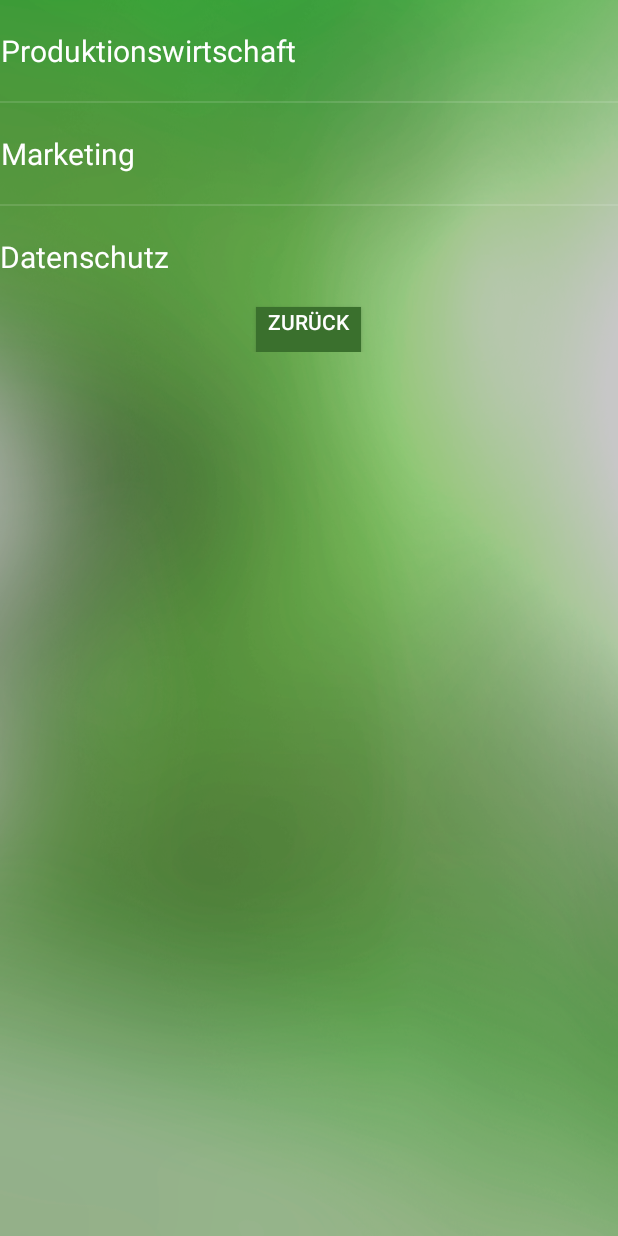
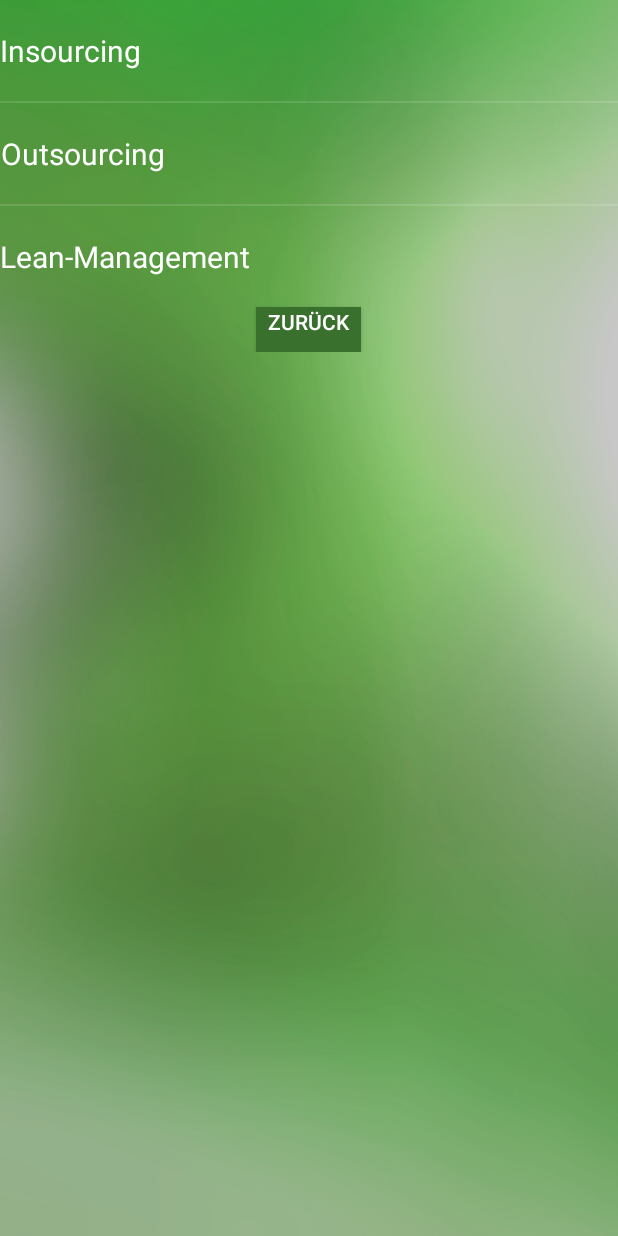
Before and after one commit to frickD/winki, an Android app: the screen it shows after launch (Main_Activity), after a tap on "Produktionswirtschaft", on a phone screen of 412 x 824 dp. Run offline under Robolectric (Android 15) with nearby library versions, the phone set to English and light mode, and no system bars; 2 other taps on this screen came first.

Commit message:
Now its possible to get the right Topics of a Subject

```diff
--- a/app/src/main/java/hochschule/winki/SemesterList.java
+++ b/app/src/main/java/hochschule/winki/List.java
@@ -15,7 +15,7 @@ import android.widget.Toast;
  * Created by danielf on 19.11.2016.
  */
 
-public class SemesterList extends ArrayAdapter<String> implements AdapterView.OnItemClickListener {
+public class List extends ArrayAdapter<String> implements AdapterView.OnItemClickListener {
 
     private final Activity context;
     private final String[] subjects;
@@ -23,7 +23,7 @@ public class SemesterList extends ArrayAdapter<String> implements AdapterView.On
     private AdapterView av;
 
 
-    public SemesterList(Activity context, String[] subjects) {
+    public List(Activity context, String[] subjects) {
         super(context, R.layout.list_row, subjects);
         this.context = context;
         this.subjects = subjects;
@@ -39,17 +39,6 @@ public class SemesterList extends ArrayAdapter<String> implements AdapterView.On
         return rowView;
     }
 
-
-    private String[] findSubject(String item) {
-        if (item == "Wirtschaftsinformatik 1")
-            return Subjects.wirtschaftsinformatik1;
-        else if (item == "Wirtschaftsinformatik 2")
-            return Subjects.wirtschaftsinformatik2;
-        else if (item == "Wirtschafsmathematik 1")
-            return Subjects.wirtschaftsmathematik1;
-        else return Subjects.wirtschaftsmathematik2;
-    }
-
     @Override
     public void onItemClick(AdapterView<?> parent, View view, int position, long id) {
 
--- a/app/src/main/java/hochschule/winki/Main_Activity.java
+++ b/app/src/main/java/hochschule/winki/Main_Activity.java
@@ -1,6 +1,5 @@
 package hochschule.winki;
 
-import android.net.Uri;
 import android.os.Bundle;
 import android.support.design.widget.FloatingActionButton;
 import android.support.design.widget.Snackbar;
@@ -10,13 +9,9 @@ import android.view.View;
 import android.view.Menu;
 import android.view.MenuItem;
 import android.widget.AdapterView;
-import android.widget.ArrayAdapter;
-import android.widget.ListAdapter;
 import android.widget.ListView;
-import android.widget.SimpleAdapter;
 import android.widget.Toast;
 
-import java.util.ArrayList;
 import java.util.HashMap;
 
 public class Main_Activity extends AppCompatActivity {
@@ -81,7 +76,7 @@ public class Main_Activity extends AppCompatActivity {
     }
 
     public void onFifthSemester (View view) {
-        openList(Subjects.fifthSemester);
+        //openList(Subjects.fifthSemester);
     }
 
     public void onSixthSemester (View view) {
@@ -89,7 +84,7 @@ public class Main_Activity extends AppCompatActivity {
     }
 
     public void onSeventhSemester (View view) {
-        openList(Subjects.seventhSemester);
+        //openList(Subjects.seventhSemester);
     }
 
     public void onWirtschaftSemester (View view) {
@@ -101,17 +96,27 @@ public class Main_Activity extends AppCompatActivity {
     }
 
     private void openList(final String[] givenSubject) {
-        setContentView(R.layout.semester);
-        SemesterList adapter = new SemesterList(Main_Activity.this, givenSubject);
-        lv = (ListView) findViewById(R.id.listview);
+        List adapter = setListView(givenSubject);
         lv.setOnItemClickListener(new AdapterView.OnItemClickListener() {
             @Override
             public void onItemClick(AdapterView<?> parent, View view, int position, long id) {
-                String[] test = objectMap.get("Wirtschaftsinformatik 1");
-                Toast.makeText(getApplicationContext(), objectMap.get(givenSubject[position]).toString(), Toast.LENGTH_SHORT).show();
+                Toast.makeText(getApplicationContext(), givenSubject[position], Toast.LENGTH_SHORT).show();
+                openSubject(objectMap.get(givenSubject[position]));
             }
         });
         lv.setAdapter(adapter);
+    }
+
+    private void openSubject(final String[] givenSubject) {
+        List adapter = setListView(givenSubject);
+        lv.setAdapter(adapter);
+    }
+
+    private List setListView(final String[] givenSubject) {
+        setContentView(R.layout.list);
+        List adapter = new List(Main_Activity.this, givenSubject);
+        lv = (ListView) findViewById(R.id.listview);
+        return adapter;
     }
 
     public void onBack(View view) {
--- a/app/src/main/java/hochschule/winki/SubjectList.java
+++ /dev/null
@@ -1,38 +0,0 @@
-package hochschule.winki;
-
-import android.app.Activity;
-import android.content.ClipData;
-import android.view.LayoutInflater;
-import android.view.View;
-import android.view.ViewGroup;
-import android.widget.ArrayAdapter;
-import android.widget.ListView;
-import android.widget.TextView;
-
-/**
- * Created by Hollinger on 20.12.2016.
- */
-
-public class SubjectList extends ArrayAdapter<String> {
-
-    private final Activity context;
-    private final String[] items;
-    View rowView;
-
-    public SubjectList(Activity context, String[] items) {
-        super(context, R.layout.list_row, items);
-        this.context = context;
-        this.items = items;
-    }
-
-    // einfach nur aus SemesterList kopiert
-    @Override
-    public View getView (int position, View view, ViewGroup parent) {
-        LayoutInflater inflater = context.getLayoutInflater();
-        rowView = inflater.inflate(R.layout.list_row, null, true);
-        TextView subject = (TextView) rowView.findViewById(R.id.subjectListRow);
-        subject.setText(items[position]);
-        return rowView;
-    }
-
-}
--- a/app/src/main/java/hochschule/winki/Subjects.java
+++ b/app/src/main/java/hochschule/winki/Subjects.java
@@ -1,5 +1,6 @@
 package hochschule.winki;
 
+import java.util.ArrayList;
 import java.util.HashMap;
 
 /**
@@ -7,59 +8,164 @@ import java.util.HashMap;
  */
 
 public class Subjects {
+
+    public static HashMap<String, String[]> getObjectMap() {
+        HashMap<String, String[]> map = new HashMap<>();
+        ArrayList<String[]> subjectlist = subjectList();
+        ArrayList<ArrayList<String[]>> list = new ArrayList<>(7);
+        list.add(firstSemesterList());
+        list.add(secondSemesterList());
+        list.add(thirdSemesterList());
+        list.add(fourthSemesterList());
+        list.add(sixthSemesterList());
+        list.add(economisSemesterList());
+        list.add(informaticsSemesterList());
+
+        // Befüllen der Map mit allen Fächern als Key, und Value die einzelnen Begriffe
+        for (int i = 0; i < subjectlist.size(); i++){
+            int position = 0;
+            for (String element: subjectlist.get(i)) {
+                map.put(element, list.get(i).get(position));
+                position++;
+            }
+        }
+        return map;
+    }
+
+   /*
+        //Alternative zum Befüllen der Map
+        private ArrayList<String> allSubjectsList() {
+        ArrayList<String> allSubjects = new ArrayList<>();
+        for (String[] element: subjectList()) {
+
+            for (int i = 0; i < element.length; i++) {
+                allSubjects.add(element[i]);
+            }
+        }
+        return allSubjects;
+    }*/
+
     public static String[] firstSemester = {"Wirtschaftsmathematik 1", "BWL - Grundlagen", "Wirtschaftsinformatik 1", "Softwareentwicklung 1", "Buchführung"};
     public static final String[] secondSemester = {"Wirtschaftsprivatrecht 1", "Volkswirtschaft", "Statistik und Operations Research", "Wirtschaftsmathematik 2", "Wirtschaftsinformatik 2", "Softwarentwicklung 2"};
     public static final String[] thirdSemester = {"Personal und Organisation", "Datenbanksysteme", "Datenkommunikation", "Softwareengineering 1", "Informationssysteme 1"};
     public static final String[] fourthSemester = {"Bilanzierung und Steuern", "Informationssysteme 2", "Softwareengineering 2"};
-    //mal schauen ob wir das fünfte und siebte Semester überhaupt brauchen, sollten wir eher rauslassen
-    public static final String[] fifthSemester = {"PBLV Seminar", "PBLV Projekt", "Praxisbericht"};
+    //private static final String[] fifthSemester = {"PBLV Seminar", "PBLV Projekt", "Praxisbericht"};
     public static final String[] sixthSemester = {"Kosten- Und Leistungsrechnung", "Geschäftsprozesse", "Business Simulation"};
-    public static final String[] seventhSemester = {"Bachelorarbeit"};
+    //private static final String[] seventhSemester = {"Bachelorarbeit"};
     public static final String[] wpfgWirtschaft = {"Produktionswirtschaft", "Marketing", "Datenschutz"};
     public static final String[] wpfgIT = {"Algorithmen und Datenstrukturen", "IT-Sicherheit", "Datenmanagement"};
+    public static ArrayList<String[]> subjectList() {
+        ArrayList<String[]> list = new ArrayList<>();
+        list.add(firstSemester);
+        list.add(secondSemester);
+        list.add(thirdSemester);
+        list.add(fourthSemester);
+        //list.add(fifthSemester);
+        list.add(sixthSemester);
+        //list.add(seventhSemester);
+        list.add(wpfgWirtschaft);
+        list.add(wpfgIT);
+        return list;
+    }
 
     // 1. Semester
-    public static final String[] wirtschaftsmathematik1 = {"Grenzwerte", "Funktion", "Umkehrfunktion"};
-    public static final String[] bwl = {"Rechnungswesen", "Rechtsform", "Marketing"};
-    public static final String[] wirtschaftsinformatik1 = {"Hardware", "Betriebssystem", "IT-Service-Management"};
-    public static final String[] softwareentwicklung1 = {"Java", "Objektorientierte Programmierung", "Array"};
-    public static final String[] bubi = {"Handelsgesetzbuch", "Umlaufvermögen", "Anlagevermögen"};
-
-    public static HashMap<String, String[]> getObjectMap() {
-        HashMap<String, String[]> map = new HashMap<>();
-        map.put("Wirtschaftsinformatik 1", wirtschaftsmathematik1);
-        return map;
+    private static final String[] wirtschaftsmathematik1 = {"Grenzwerte", "Funktion", "Umkehrfunktion"};
+    private static final String[] bwl = {"Rechnungswesen", "Rechtsform", "Marketing"};
+    private static final String[] wirtschaftsinformatik1 = {"Hardware", "Betriebssystem", "IT-Service-Management"};
+    private static final String[] softwareentwicklung1 = {"Java", "Objektorientierte Programmierung", "Array"};
+    private static final String[] bubi = {"Handelsgesetzbuch", "Umlaufvermögen", "Anlagevermögen"};
+    private static ArrayList<String[]> firstSemesterList() {
+        ArrayList<String[]> list = new ArrayList<>();
+        list.add(wirtschaftsmathematik1);
+        list.add(bwl);
+        list.add(wirtschaftsinformatik1);
+        list.add(softwareentwicklung1);
+        list.add(bubi);
+        return list;
     }
 
     // 2. Semester
-    public static final String[] wpr = {"Schadensersatz", "Kaufvertrag", "Rechtsfähigkeit"};
-    public static final String[] vwl = {"Mikroökonomie", "Makroökonomie", "Bruttoinlandsprodukt"};
-    public static final String[] statistik = {"Histogramm", "Korrelation", "Simplex-Verfahren"};
-    public static final String[] wirtschaftsmathematik2 = {"Vektor", "Matrix", "Diferentialrechnung"};
-    public static final String[] softwareentwicklung2 = {"Exception", "Vererbung", "Test-Driven-Development"};
-    public static final String[] wirtschaftsinformatik2 = {"Cloud Computing", "BigDAta", "NoSQL"};
+    private static final String[] wpr = {"Schadensersatz", "Kaufvertrag", "Rechtsfähigkeit"};
+    private static final String[] vwl = {"Mikroökonomie", "Makroökonomie", "Bruttoinlandsprodukt"};
+    private static final String[] statistik = {"Histogramm", "Korrelation", "Simplex-Verfahren"};
+    private static final String[] wirtschaftsmathematik2 = {"Vektor", "Matrix", "Diferentialrechnung"};
+    private static final String[] softwareentwicklung2 = {"Exception", "Vererbung", "Test-Driven-Development"};
+    private static final String[] wirtschaftsinformatik2 = {"Cloud Computing", "BigDAta", "NoSQL"};
+    private static ArrayList<String[]> secondSemesterList() {
+        ArrayList<String[]> list = new ArrayList<>();
+        list.add(wpr);
+        list.add(vwl);
+        list.add(statistik);
+        list.add(wirtschaftsmathematik2);
+        list.add(softwareentwicklung2);
+        list.add(wirtschaftsinformatik2);
+        return list;
+    }
 
     //3. Semester
-    public static final String[] personalOrganisation = {"Aufbauorganisation", "Ablauforganisation", "Personalbeschaffung"};
-    public static final String[] datenbanksysteme = {"Datenbankmanagementsystem", "SQL", "Datenunabhängigkeit"};
-    public static final String[] datenkommunikation = {"Routing", "Subnetting", "TCP/IP"};
-    public static final String[] softwareeningineering1 = {"Anforderungen", "Lastenheft", "UML"};
-    public static final String[] informationssysteme1 = {"CRM", "ERP", "Systemarchitektur"};
+    private static final String[] personalOrganisation = {"Aufbauorganisation", "Ablauforganisation", "Personalbeschaffung"};
+    private static final String[] datenbanksysteme = {"Datenbankmanagementsystem", "SQL", "Datenunabhängigkeit"};
+    private static final String[] datenkommunikation = {"Routing", "Subnetting", "TCP/IP"};
+    private static final String[] softwareeningineering1 = {"Anforderungen", "Lastenheft", "UML"};
+    private static final String[] informationssysteme1 = {"CRM", "ERP", "Systemarchitektur"};
+    private static ArrayList<String[]> thirdSemesterList() {
+        ArrayList<String[]> list = new ArrayList<>();
+        list.add(personalOrganisation);
+        list.add(datenbanksysteme);
+        list.add(datenkommunikation);
+        list.add(softwareeningineering1);
+        list.add(informationssysteme1);
+        return list;
+    }
 
     //4. Semester
-    public static final String[] bilanzierungSteuern = {"Handelsbilanz", "Steuerbilanz", "Einkommenssteuer"};
-    public static final String[] informationssysteme2 = {"Data-Mining", "SAP", "Clusteranalyse"};
-    public static final String[] softwareengineering2 = {"Versionsverwaltung", "Kanban", "Scrum"};
+    private static final String[] bilanzierungSteuern = {"Handelsbilanz", "Steuerbilanz", "Einkommenssteuer"};
+    private static final String[] informationssysteme2 = {"Data-Mining", "SAP", "Clusteranalyse"};
+    private static final String[] softwareengineering2 = {"Versionsverwaltung", "Kanban", "Scrum"};
+    private static ArrayList<String[]> fourthSemesterList() {
+        ArrayList<String[]> list = new ArrayList<>();
+        list.add(bilanzierungSteuern);
+        list.add(informationssysteme2);
+        list.add(softwareengineering2);
+        return list;
+    }
 
     //6. Semester
-    public static final String[] klr = {"Gemeinkosten", "Einzelkosten", "Kostenstelle"};
-    public static final String[] businessSimulation = {"Unternehmensbewertung", "Kleine und mittlere Unternehmen", "Startups"};
+    private static final String[] klr = {"Gemeinkosten", "Einzelkosten", "Kostenstelle"};
+    private static final String[] businessSimulation = {"Unternehmensbewertung", "Kleine und mittlere Unternehmen", "Startups"};
+    //TODO: GESCHÄFTSPROZESSE FEHLT BABSI
+    private static final String[] processes = {"Unternehmensbewertung", "Kleine und mittlere Unternehmen", "Startups"};
+    private static ArrayList<String[]> sixthSemesterList() {
+        ArrayList<String[]> list = new ArrayList<>();
+        list.add(klr);
+        list.add(businessSimulation);
+        list.add(processes);
+        return list;
+    }
 
     //Wahlpflichtfächergruppe Wirtschaft
-    public static final String[] produktionswirtschaft = {"Insourcing", "Outsourcing", "Lean-Management"};
-    public static final String[] datenschutz = {"Datenschutzbeauftragter", "TMG", "TKG"};
+    private static final String[] produktionswirtschaft = {"Insourcing", "Outsourcing", "Lean-Management"};
+    private static final String[] datenschutz = {"Datenschutzbeauftragter", "TMG", "TKG"};
+    //TODO: MARKETING FEHLT
+    private static final String[] marketing = {"Datenschutzbeauftragter", "TMG", "TKG"};
+    private static ArrayList<String[]> economisSemesterList() {
+        ArrayList<String[]> list = new ArrayList<>();
+        list.add(produktionswirtschaft);
+        list.add(datenschutz);
+        list.add(marketing);
+        return list;
+    }
 
     //Wahlpflichtfächergruppe IT
-    public static final String[] itSicherheit = {"Sicherheitsmanagement", "Access Control", "Risikomanagement"};
-    public static final String[] datenmanagement = {"OLAP", "OLTP", "Logdatei"};
+    private static final String[] itSicherheit = {"Sicherheitsmanagement", "Access Control", "Risikomanagement"};
+    private static final String[] datenmanagement = {"OLAP", "OLTP", "Logdatei"};
+    //TODO: ALGODAT FEHLT
+    private static final String[] algoDat = {"Algo", "Dat"};
+    private static ArrayList<String[]> informaticsSemesterList() {
+        ArrayList<String[]> list = new ArrayList<>();
+        list.add(itSicherheit);
+        list.add(datenmanagement);
+        list.add(algoDat);
+        return list;
+    }
 }
--- a/app/src/main/res/layout/subjects.xml
+++ /dev/null
@@ -1,30 +0,0 @@
-<?xml version="1.0" encoding="utf-8"?>
-<android.support.design.widget.CoordinatorLayout xmlns:android="http://schemas.android.com/apk/res/android"
-    android:orientation="vertical" android:layout_width="match_parent"
-    android:background="@drawable/background"
-    android:layout_height="match_parent"
-    android:fitsSystemWindows="true"
-    android:theme="@style/AppTheme.AppBarOverlay">
-
-    <LinearLayout
-        android:layout_width="wrap_content"
-        android:gravity="center_horizontal"
-        android:orientation="vertical"
-        android:layout_gravity="center_horizontal"
-        android:layout_height="wrap_content">
-
-        <ListView
-            android:id="@+id/subjectview"
-            android:layout_width="wrap_content"
-            android:layout_height="wrap_content"></ListView>
-
-        <Button
-            android:onClick="onBack"
-            android:layout_gravity="center_horizontal"
-            android:gravity="center_horizontal"
-            android:layout_width="70dp"
-            android:layout_height="30dp"
-            android:background="@color/colorAccent"
-            android:text="Zurück"/>
-    </LinearLayout>
-</android.support.design.widget.CoordinatorLayout>
```
Also changed, not shown: app/src/main/res/layout/list.xml (renamed from app/src/main/res/layout/semester.xml).
